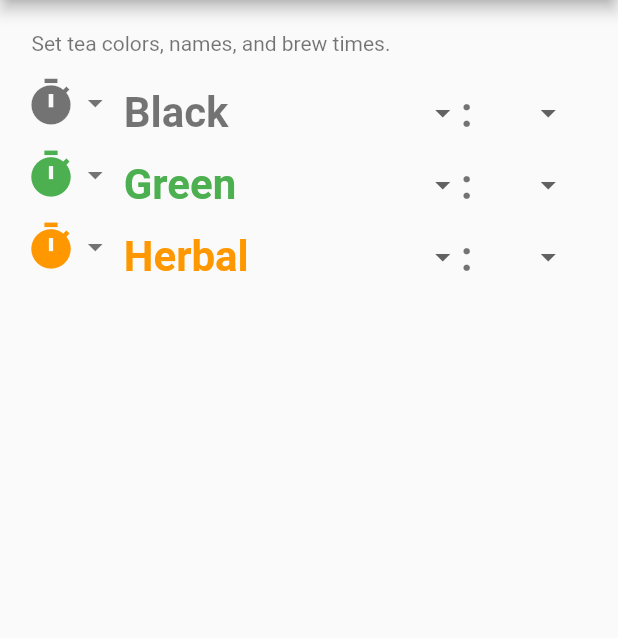
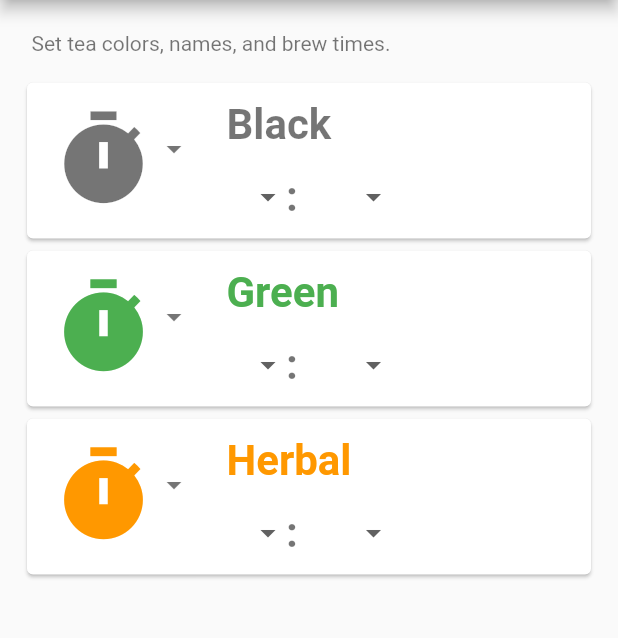
Before and after one commit to ncosgray/cuppa_mobile, a Flutter app: the PrefsWidget screen opened by its route, on a phone screen of 412 x 824 dp, the part 84-722 px from its top. Run offline on Flutter 3.47's test engine with Material 2 defaults, Android fonts, the phone set to English and light mode, and no system bars; our stand-ins replace shared_preferences; missing offline and left inert: quick_actions; accounts and stored records are empty; statements that could not run were skipped.

Commit message:
prefs UI change to ListView with stacked fields

```diff
--- a/lib/prefs.dart
+++ b/lib/prefs.dart
@@ -202,7 +202,7 @@ class _PrefsWidgetState extends State<PrefsWidget> {
         ),
         body: new Container(
             margin: const EdgeInsets.fromLTRB(14.0, 21.0, 14.0, 28.0),
-            child: new Column(children: [
+            child: new ListView(children: [
               new Align(
                   alignment: Alignment.topLeft,
                   child: new Container(
@@ -240,18 +240,12 @@ class _PrefsTeaRowState extends State<PrefsTeaRow> {
 
   @override
   Widget build(BuildContext context) {
-    return new Form(
+    return new Card(
+        child: new Form(
             key: _formKey,
             autovalidateMode: AutovalidateMode.onUserInteraction,
-        child: new Container(
-            child: new Row(
-          mainAxisSize: MainAxisSize.min,
-          crossAxisAlignment: CrossAxisAlignment.start,
-          mainAxisAlignment: MainAxisAlignment.spaceEvenly,
-          children: [
-            new Flexible(
-                flex: 1,
-                child: new PopupMenuButton(
+            child: new ListTile(
+                leading: new PopupMenuButton(
                   onSelected: (int newValue) {
                     setState(() {
                       tea.color = newValue;
@@ -272,20 +266,21 @@ class _PrefsTeaRowState extends State<PrefsTeaRow> {
                   },
                   child: new Row(
                     mainAxisSize: MainAxisSize.min,
+                    mainAxisAlignment: MainAxisAlignment.center,
                     children: <Widget>[
                       Icon(
                         Icons.timer,
                         color: tea.getThemeColor(context),
-                        size: 35.0,
+                        size: 70.0,
                       ),
                       Icon(Icons.arrow_drop_down,
                           color: Theme.of(context).buttonColor),
                     ],
                   ),
-                )),
-            new Flexible(
-                flex: 3,
-                child: new Padding(
+                ),
+                title: new Column(
+                  children: [
+                    new Padding(
                         padding: EdgeInsets.zero,
                         child: new TextFormField(
                           initialValue: tea.name,
@@ -298,8 +293,8 @@ class _PrefsTeaRowState extends State<PrefsTeaRow> {
                                   borderSide: BorderSide(
                                       color: Theme.of(context).buttonColor)),
                               counter: Offstage(),
-                          contentPadding:
-                              const EdgeInsets.fromLTRB(7.0, 0.0, 7.0, 0.0)),
+                              contentPadding: const EdgeInsets.fromLTRB(
+                                  7.0, 0.0, 7.0, 0.0)),
                           style: new TextStyle(
                             fontWeight: FontWeight.bold,
                             fontSize: 28.0,
@@ -319,15 +314,16 @@ class _PrefsTeaRowState extends State<PrefsTeaRow> {
                               });
                             }
                           },
-                    ))),
-            new Flexible(
-                flex: 2,
-                child: new Row(children: [
+                        )),
+                    new Padding(
+                        padding: EdgeInsets.fromLTRB(7.0, 0.0, 0.0, 0.0),
+                        child: Row(children: [
                           new DropdownButton<int>(
                             value: tea.brewTimeMinutes,
                             icon: null,
                             style: TextStyle(
-                        fontSize: 28.0, color: Theme.of(context).buttonColor),
+                                fontSize: 28.0,
+                                color: Theme.of(context).buttonColor),
                             underline: SizedBox(),
                             onChanged: (int newValue) {
                               setState(() {
@@ -355,7 +351,8 @@ class _PrefsTeaRowState extends State<PrefsTeaRow> {
                             value: tea.brewTimeSeconds,
                             icon: null,
                             style: TextStyle(
-                        fontSize: 28.0, color: Theme.of(context).buttonColor),
+                                fontSize: 28.0,
+                                color: Theme.of(context).buttonColor),
                             underline: SizedBox(),
                             onChanged: (int newValue) {
                               setState(() {
@@ -373,6 +370,6 @@ class _PrefsTeaRowState extends State<PrefsTeaRow> {
                           )
                         ])),
                   ],
-        )));
+                ))));
   }
 }
```
Lines whose indentation alone changed are shown as unchanged.
